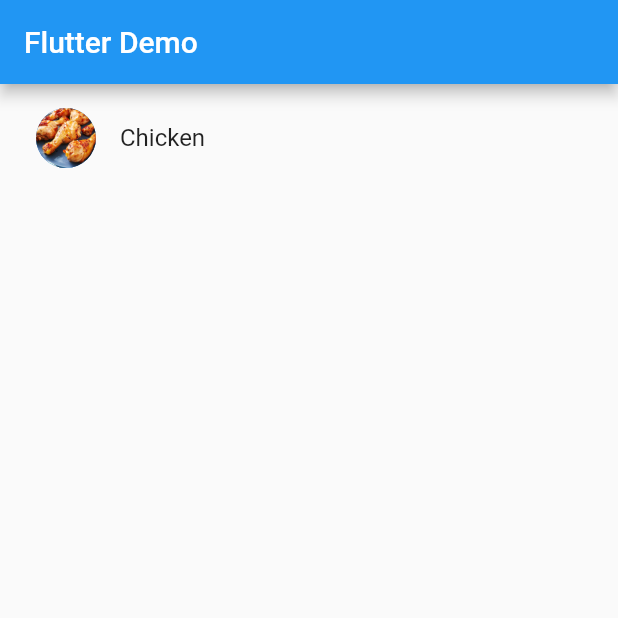
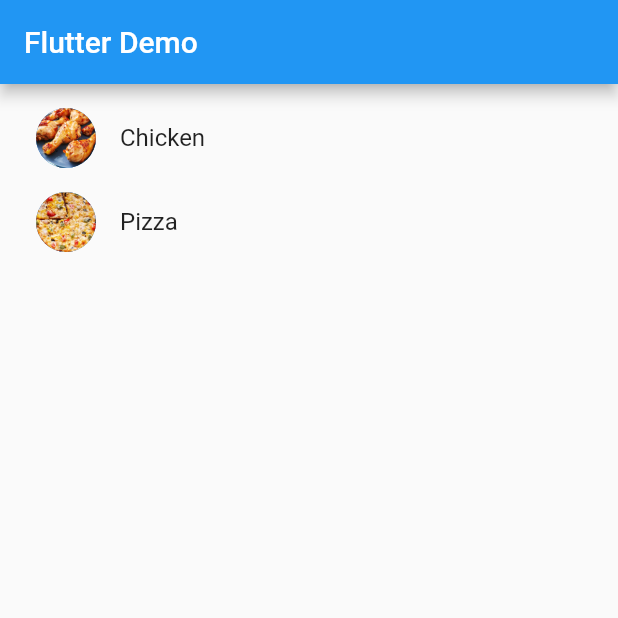
Before and after one commit to adhamniyozboyev/basic_recipe_app, a Flutter app: the screen it shows after launch, on a phone screen of 412 x 824 dp, the top half of it. Run offline on Flutter 3.47's test engine with Material 2 defaults, Android fonts, the light colour scheme and no system bars.

Commit message:
add pizza

```diff
--- a/lib/main.dart
+++ b/lib/main.dart
@@ -27,6 +27,12 @@ class _HomePageState extends State<HomePage> {
               backgroundImage: AssetImage('images/Chicken.png'),
             ),
             title: Text('Chicken'),
+          ),
+          ListTile(
+            leading: CircleAvatar(
+              backgroundImage: AssetImage('images/Pizza.png'),
+            ),
+            title: Text('Pizza'),
           )
         ]),
       ),
```
